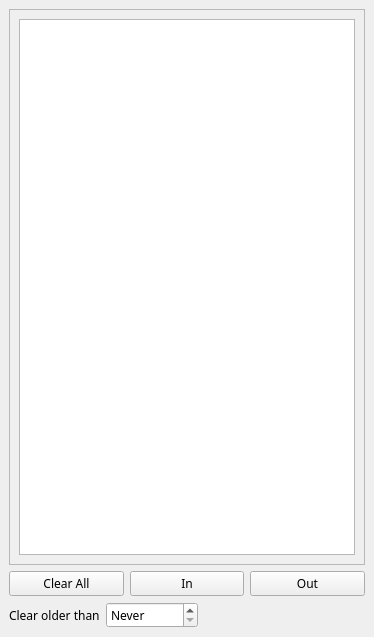
Before: the Qt Designer form not1mm/data/bandmap.ui in mbridak/not1mm, drawn with Qt 5.
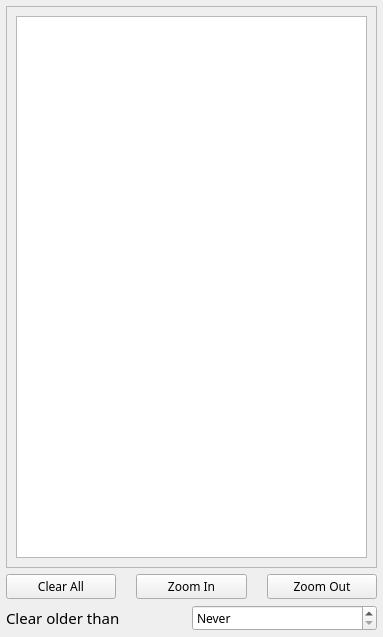
After: the same form once the commit is applied.

Commit message: fixed spacing and margins

```diff
--- a/not1mm/data/bandmap.ui
+++ b/not1mm/data/bandmap.ui
@@ -6,7 +6,7 @@
    <rect>
     <x>0</x>
     <y>0</y>
-    <width>374</width>
+    <width>383</width>
     <height>637</height>
    </rect>
   </property>
@@ -20,6 +20,21 @@
   </property>
   <widget class="QWidget" name="centralwidget">
    <layout class="QVBoxLayout" name="verticalLayout_2">
+    <property name="spacing">
+     <number>6</number>
+    </property>
+    <property name="leftMargin">
+     <number>6</number>
+    </property>
+    <property name="topMargin">
+     <number>6</number>
+    </property>
+    <property name="rightMargin">
+     <number>6</number>
+    </property>
+    <property name="bottomMargin">
+     <number>6</number>
+    </property>
     <item>
      <widget class="QScrollArea" name="scrollArea">
       <property name="font">
@@ -36,7 +51,7 @@
         <rect>
          <x>0</x>
          <y>0</y>
-         <width>358</width>
+         <width>367</width>
          <height>527</height>
         </rect>
        </property>
@@ -63,6 +78,15 @@
     </item>
     <item>
      <layout class="QHBoxLayout" name="horizontalLayout">
+      <property name="spacing">
+       <number>20</number>
+      </property>
+      <property name="leftMargin">
+       <number>0</number>
+      </property>
+      <property name="rightMargin">
+       <number>0</number>
+      </property>
       <item>
        <widget class="QPushButton" name="clearButton">
         <property name="text">
@@ -73,14 +97,14 @@
       <item>
        <widget class="QPushButton" name="zoominButton">
         <property name="text">
-         <string>In</string>
+         <string>Zoom In</string>
         </property>
        </widget>
       </item>
       <item>
        <widget class="QPushButton" name="zoomoutButton">
         <property name="text">
-         <string>Out</string>
+         <string>Zoom Out</string>
         </property>
        </widget>
       </item>
@@ -88,10 +112,28 @@
     </item>
     <item>
      <layout class="QHBoxLayout" name="horizontalLayout_2">
+      <property name="spacing">
+       <number>0</number>
+      </property>
+      <property name="leftMargin">
+       <number>0</number>
+      </property>
+      <property name="rightMargin">
+       <number>0</number>
+      </property>
       <item>
        <widget class="QLabel" name="clear_spot_olderLabel">
+        <property name="font">
+         <font>
+          <family>JetBrains Mono</family>
+          <pointsize>11</pointsize>
+         </font>
+        </property>
         <property name="text">
-         <string>Clear older than</string>
+         <string>Clear older than </string>
+        </property>
+        <property name="margin">
+         <number>0</number>
         </property>
        </widget>
       </item>
@@ -108,19 +150,6 @@
         </property>
        </widget>
       </item>
-      <item>
-       <spacer name="horizontalSpacer">
-        <property name="orientation">
-         <enum>Qt::Horizontal</enum>
-        </property>
-        <property name="sizeHint" stdset="0">
-         <size>
-          <width>40</width>
-          <height>20</height>
-         </size>
-        </property>
-       </spacer>
-      </item>
      </layout>
     </item>
    </layout>
```
Left out of the diff: 12 changed lines with no effect on the pictures.
